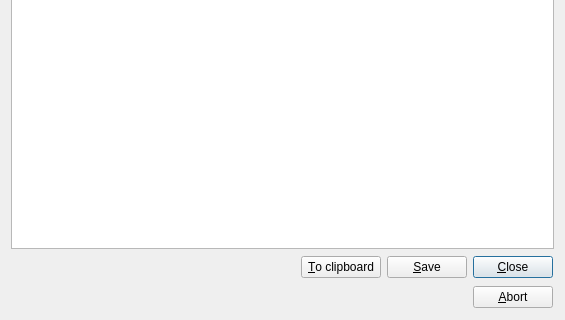
This is src/textview_gui.ui in bernds/q5Go as Qt 5 draws it before an edit; both pictures show x 0 to 565 and y 401 to 721 of the 565 by 721 pixel window. The edited form follows.
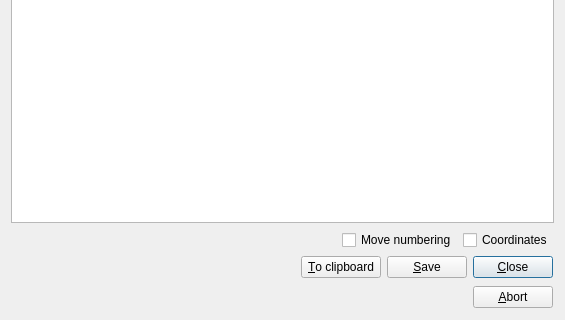
This is the edited form.

Patch:
```diff
--- a/src/textview_gui.ui
+++ b/src/textview_gui.ui
@@ -65,6 +65,40 @@
         <property name="bottomMargin">
          <number>1</number>
         </property>
+        <item>
+         <layout class="QHBoxLayout" name="horizontalLayout_2">
+          <property name="topMargin">
+           <number>0</number>
+          </property>
+          <item>
+           <spacer name="horizontalSpacer">
+            <property name="orientation">
+             <enum>Qt::Horizontal</enum>
+            </property>
+            <property name="sizeHint" stdset="0">
+             <size>
+              <width>40</width>
+              <height>20</height>
+             </size>
+            </property>
+           </spacer>
+          </item>
+          <item>
+           <widget class="QCheckBox" name="cb_numbering">
+            <property name="text">
+             <string>Move numbering</string>
+            </property>
+           </widget>
+          </item>
+          <item>
+           <widget class="QCheckBox" name="cb_coords">
+            <property name="text">
+             <string>Coordinates</string>
+            </property>
+           </widget>
+          </item>
+         </layout>
+        </item>
         <item>
          <layout class="QHBoxLayout" name="horizontalLayout">
           <property name="leftMargin">
```
